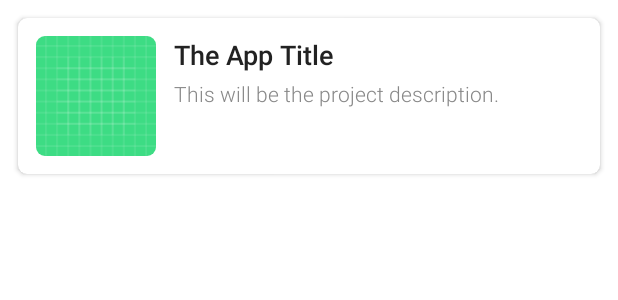
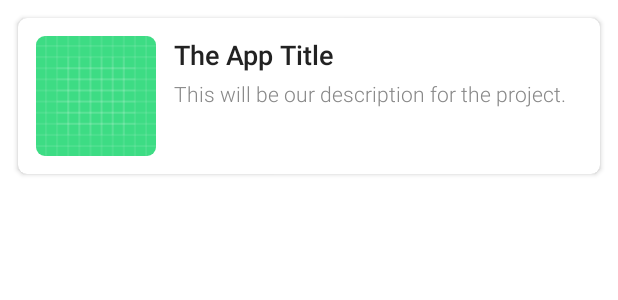
Before and after one commit to JeffryHermanto/JeffsAndroidProjects, an Android app: the layout item_project.xml on its own in the app's theme, with its tools: preview values and no code run, on a phone screen of 412 x 824 dp. Shown: the top 300 px of the screen. Run offline under Robolectric (Android 15) with nearby library versions, the phone set to English and light mode, and no system bars.

Commit message:
Add 'tools' namespace in the layout files

```diff
--- a/app/src/main/res/layout/activity_main.xml
+++ b/app/src/main/res/layout/activity_main.xml
@@ -1,7 +1,9 @@
 <?xml version="1.0" encoding="utf-8"?>
 <androidx.recyclerview.widget.RecyclerView xmlns:android="http://schemas.android.com/apk/res/android"
     xmlns:app="http://schemas.android.com/apk/res-auto"
+    xmlns:tools="http://schemas.android.com/tools"
     android:id="@+id/recycler_view_projects"
     android:layout_width="match_parent"
     android:layout_height="match_parent"
-    app:layoutManager="androidx.recyclerview.widget.LinearLayoutManager" />
+    app:layoutManager="androidx.recyclerview.widget.LinearLayoutManager"
+    tools:listitem="@layout/item_project" />
--- a/app/src/main/res/layout/item_project.xml
+++ b/app/src/main/res/layout/item_project.xml
@@ -1,6 +1,7 @@
 <?xml version="1.0" encoding="utf-8"?>
 <androidx.cardview.widget.CardView xmlns:android="http://schemas.android.com/apk/res/android"
     xmlns:app="http://schemas.android.com/apk/res-auto"
+    xmlns:tools="http://schemas.android.com/tools"
     android:layout_width="match_parent"
     android:layout_height="wrap_content"
     android:layout_margin="12dp"
@@ -23,10 +24,9 @@
                 android:layout_width="80dp"
                 android:layout_height="80dp"
                 android:scaleType="centerCrop"
-                android:src="@drawable/ic_launcher_background" />
+                tools:src="@drawable/ic_launcher_background" />
 
         </androidx.cardview.widget.CardView>
-
 
         <TextView
             android:id="@+id/text_view_project_title"
@@ -35,9 +35,9 @@
             android:layout_alignTop="@id/card_view_project_icon_container"
             android:layout_toEndOf="@id/card_view_project_icon_container"
             android:fontFamily="sans-serif-medium"
-            android:text="The App Title"
             android:textColor="#222222"
-            android:textSize="18sp" />
+            android:textSize="18sp"
+            tools:text="The App Title" />
 
         <TextView
             android:id="@+id/text_view_project_description"
@@ -47,10 +47,9 @@
             android:layout_marginTop="4dp"
             android:layout_toEndOf="@id/card_view_project_icon_container"
             android:fontFamily="sans-serif-light"
-            android:text="This will be the project description."
             android:textColor="#888888"
-            android:textSize="14sp" />
-
+            android:textSize="14sp"
+            tools:text="This will be our description for the project." />
 
     </RelativeLayout>
 
```
